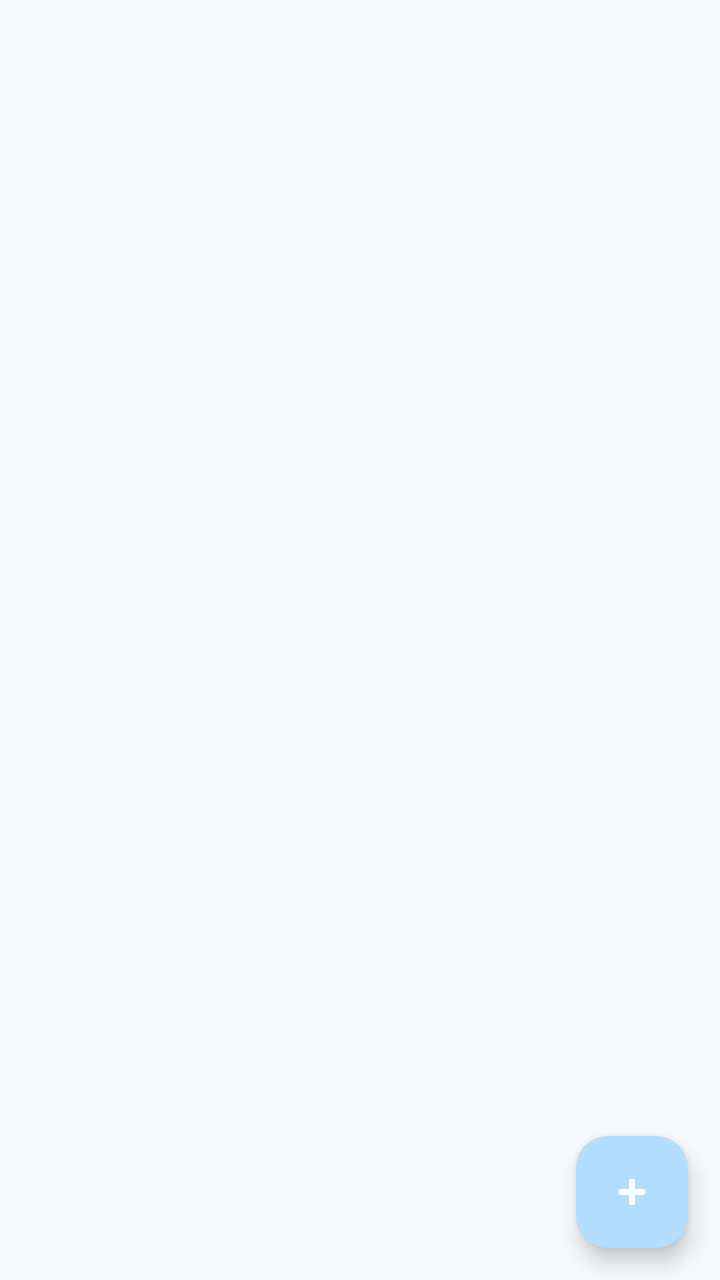
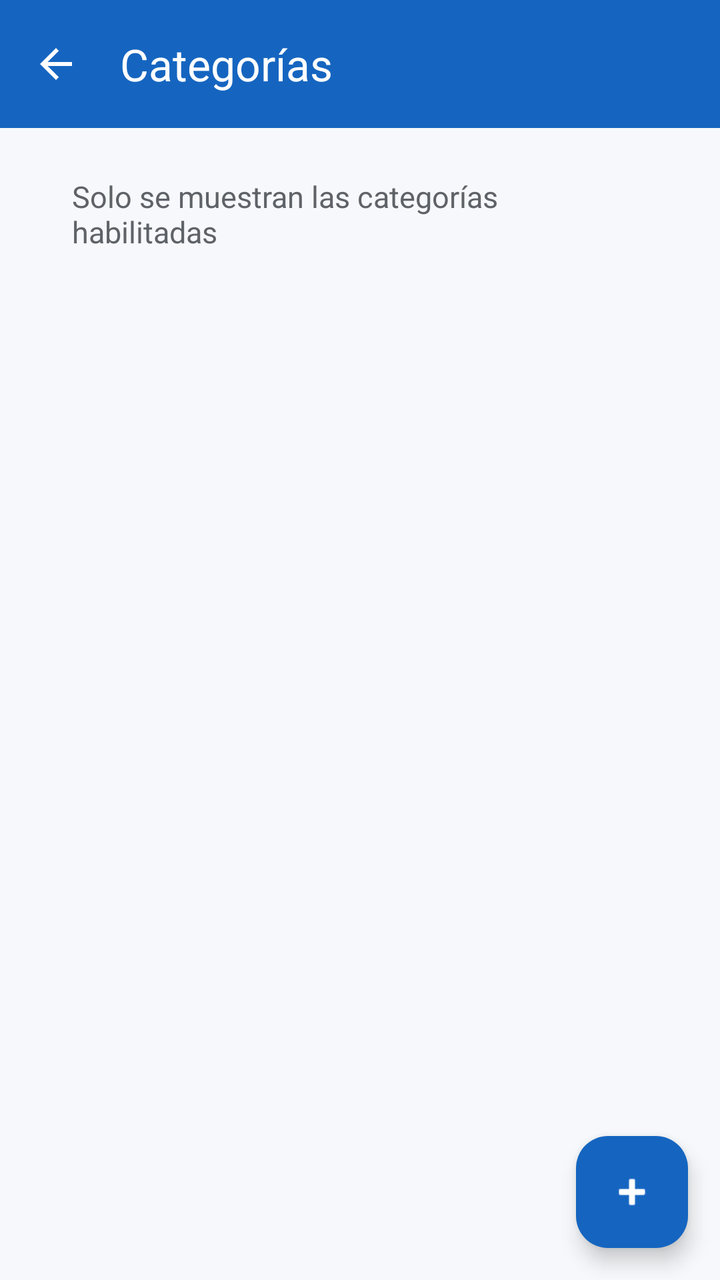

The first picture is an Android layout as it rendered before a commit; the second is the same layout after the commit. The layout source and the unified diff follow.
<!-- AndroidManifest.xml: application theme Theme.SistemaBodegaAppAndroid -->
<!-- res/layout/activity_categorias.xml -->
<?xml version="1.0" encoding="utf-8"?>
<androidx.constraintlayout.widget.ConstraintLayout
    xmlns:android="http://schemas.android.com/apk/res/android"
    xmlns:app="http://schemas.android.com/apk/res-auto"
    android:layout_width="match_parent"
    android:layout_height="match_parent">

    <ListView
        android:id="@+id/lvCategorias"
        android:layout_width="0dp"
        android:layout_height="0dp"
        app:layout_constraintTop_toTopOf="parent"
        app:layout_constraintBottom_toBottomOf="parent"
        app:layout_constraintStart_toStartOf="parent"
        app:layout_constraintEnd_toEndOf="parent"/>

    <com.google.android.material.floatingactionbutton.FloatingActionButton
        android:id="@+id/fabAgregarCategoria"
        android:layout_width="wrap_content"
        android:layout_height="wrap_content"
        android:layout_margin="16dp"
        android:src="@android:drawable/ic_input_add"
        app:layout_constraintBottom_toBottomOf="parent"
        app:layout_constraintEnd_toEndOf="parent"
        android:contentDescription="Agregar categoría"
        app:tint="@android:color/white"/>

</androidx.constraintlayout.widget.ConstraintLayout>
<!-- resources referenced by this layout -->
<resources>
  <style name="Theme.SistemaBodegaAppAndroid" parent="Base.Theme.SistemaBodegaAppAndroid" />
  <style name="Base.Theme.SistemaBodegaAppAndroid" parent="Theme.Material3.DayNight.NoActionBar">
          <item name="colorPrimary">@color/primary</item>
          <item name="colorOnPrimary">@color/white</item>
          <item name="colorPrimaryContainer">@color/primary_container</item>
          <item name="colorSecondary">@color/accent</item>
          <item name="colorSurface">@color/surface</item>
          <item name="android:colorBackground">@color/background</item>
          <item name="android:statusBarColor">@color/primary_dark</item>
          <item name="android:navigationBarColor">@color/background</item>
      </style>
  <color name="primary">#1565C0</color>
  <color name="white">#FFFFFFFF</color>
  <color name="primary_container">#B3DEFF</color>
  <color name="accent">#E76E1A</color>
  <color name="surface">#FFFFFF</color>
  <color name="background">#F6F8FB</color>
  <color name="primary_dark">#1457AC</color>
</resources>

<!-- the commit's change to res/layout/activity_categorias.xml (unified diff, before → after) -->
@@ -3,14 +3,59 @@
     xmlns:android="http://schemas.android.com/apk/res/android"
     xmlns:app="http://schemas.android.com/apk/res-auto"
     android:layout_width="match_parent"
-    android:layout_height="match_parent">
+    android:layout_height="match_parent"
+    android:background="@color/background">
+
+    <com.google.android.material.appbar.MaterialToolbar
+        android:id="@+id/toolbarCategorias"
+        android:layout_width="0dp"
+        android:layout_height="wrap_content"
+        android:background="@color/primary"
+        app:title="@string/title_categorias"
+        app:titleTextColor="@color/white"
+        app:navigationIcon="@drawable/ic_arrow_back"
+        app:navigationIconTint="@color/white"
+        app:layout_constraintTop_toTopOf="parent"
+        app:layout_constraintStart_toStartOf="parent"
+        app:layout_constraintEnd_toEndOf="parent"/>
+
+    <TextView
+        android:id="@+id/tvSubtituloCategorias"
+        android:layout_width="0dp"
+        android:layout_height="wrap_content"
+        android:layout_marginHorizontal="36dp"
+        android:layout_marginTop="24dp"
+        android:text="@string/subtitle_categorias"
+        android:textSize="15sp"
+        android:textColor="@color/text_secondary"
+        app:layout_constraintTop_toBottomOf="@id/toolbarCategorias"
+        app:layout_constraintStart_toStartOf="parent"
+        app:layout_constraintEnd_toEndOf="parent"/>
 
     <ListView
         android:id="@+id/lvCategorias"
         android:layout_width="0dp"
         android:layout_height="0dp"
-        app:layout_constraintTop_toTopOf="parent"
+        android:layout_marginTop="8dp"
+        android:clipToPadding="false"
+        android:paddingBottom="88dp"
+        app:layout_constraintTop_toBottomOf="@id/tvSubtituloCategorias"
         app:layout_constraintBottom_toBottomOf="parent"
+        app:layout_constraintStart_toStartOf="parent"
+        app:layout_constraintEnd_toEndOf="parent"/>
+
+    <TextView
+        android:id="@+id/tvVacioCategorias"
+        android:layout_width="0dp"
+        android:layout_height="wrap_content"
+        android:layout_marginHorizontal="36dp"
+        android:gravity="center"
+        android:text="@string/empty_categorias"
+        android:textSize="15sp"
+        android:textColor="@color/text_secondary"
+        android:visibility="gone"
+        app:layout_constraintTop_toTopOf="@id/lvCategorias"
+        app:layout_constraintBottom_toBottomOf="@id/lvCategorias"
         app:layout_constraintStart_toStartOf="parent"
         app:layout_constraintEnd_toEndOf="parent"/>
 
@@ -22,7 +67,8 @@
         android:src="@android:drawable/ic_input_add"
         app:layout_constraintBottom_toBottomOf="parent"
         app:layout_constraintEnd_toEndOf="parent"
-        android:contentDescription="Agregar categoría"
-        app:tint="@android:color/white"/>
+        android:contentDescription="@string/add_categoria"
+        app:backgroundTint="@color/primary"
+        app:tint="@color/white"/>
 
 </androidx.constraintlayout.widget.ConstraintLayout>
<!-- resource entries referenced after the edit -->
@@ -12,7 +12,24 @@
           <item name="android:navigationBarColor">@color/background</item>
       </style>
   <color name="primary">#1565C0</color>
+  <color name="text_secondary">#5F6368</color>
   <color name="white">#FFFFFFFF</color>
+  <!-- drawable ic_arrow_back (drawable) -->
+  <?xml version="1.0" encoding="utf-8"?>
+  <vector xmlns:android="http://schemas.android.com/apk/res/android"
+      android:width="24dp"
+      android:height="24dp"
+      android:viewportWidth="24"
+      android:viewportHeight="24"
+      android:tint="@color/white">
+      <path
+          android:fillColor="@android:color/white"
+          android:pathData="M20,11H7.83l5.59,-5.59L12,4l-8,8 8,8 1.41,-1.41L7.83,13H20v-2z" />
+  </vector>
+  <string name="add_categoria">Agregar categoría</string>
+  <string name="empty_categorias">Todavía no hay categorías activas registradas</string>
+  <string name="subtitle_categorias">Solo se muestran las categorías habilitadas</string>
+  <string name="title_categorias">Categorías</string>
   <color name="primary_container">#B3DEFF</color>
   <color name="accent">#E76E1A</color>
   <color name="surface">#FFFFFF</color>
